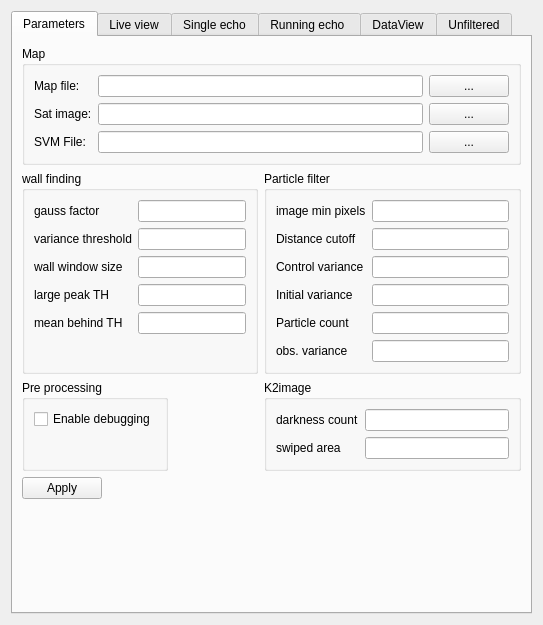
This is Hanse/Module_SonarLocalization/form_sonarlocalization.ui in iti-luebeck/HANSE2011 as Qt 5 draws it before an edit. The edited form follows.
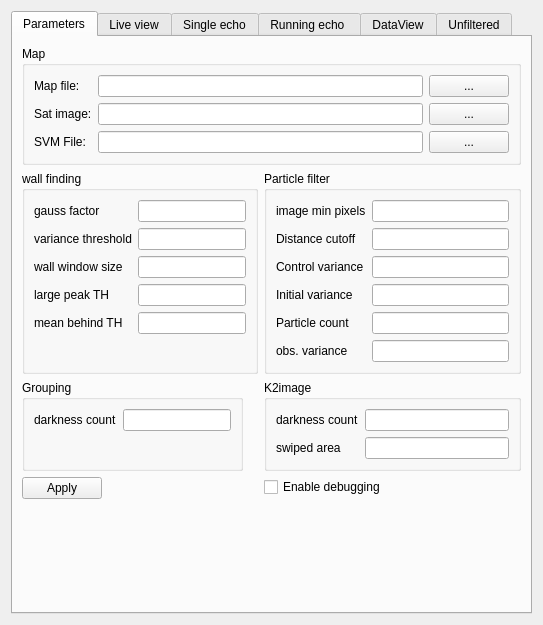
This is the edited form. Custom widgets are drawn as their Qt base class.

The edit to the form file:
```diff
--- a/Hanse/Module_SonarLocalization/form_sonarlocalization.ui
+++ b/Hanse/Module_SonarLocalization/form_sonarlocalization.ui
@@ -257,19 +257,29 @@
        <item row="5" column="0">
         <widget class="QGroupBox" name="groupBox_7">
          <property name="title">
-          <string>Pre processing</string>
+          <string>Grouping</string>
          </property>
          <layout class="QFormLayout" name="formLayout_4">
-          <item row="0" column="0">
-           <widget class="QCheckBox" name="debug">
+          <item row="1" column="0">
+           <widget class="QLabel" name="label_20">
             <property name="text">
-             <string>Enable debugging</string>
+             <string>darkness count</string>
             </property>
            </widget>
           </item>
+          <item row="1" column="1">
+           <widget class="QLineEdit" name="groupingDarknessCnt"/>
+          </item>
          </layout>
         </widget>
        </item>
+       <item row="6" column="1">
+        <widget class="QCheckBox" name="debug">
+         <property name="text">
+          <string>Enable debugging</string>
+         </property>
+        </widget>
+       </item>
       </layout>
      </widget>
      <widget class="QWidget" name="tab_3">
```
